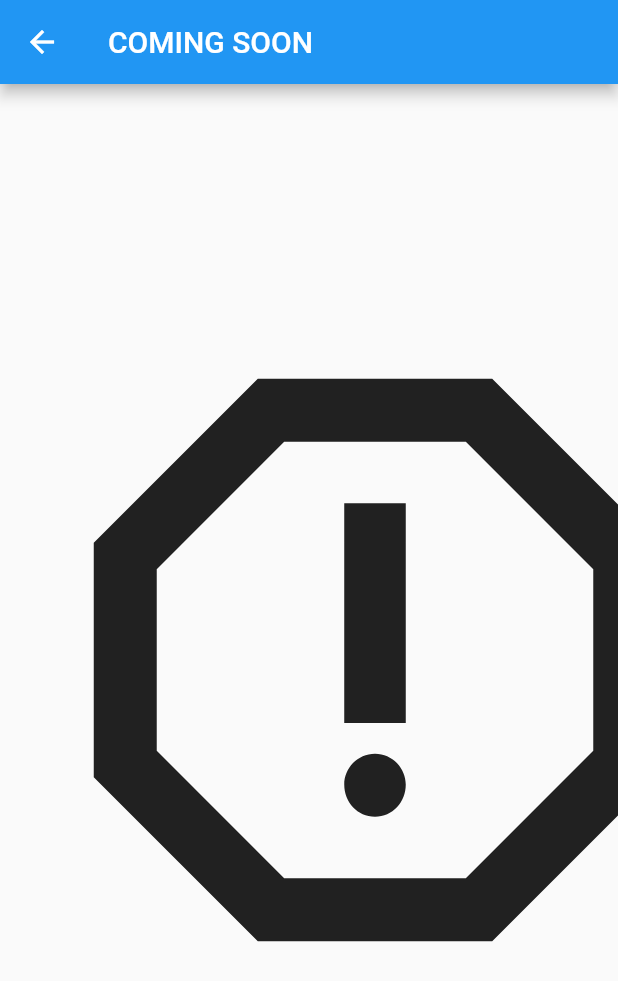
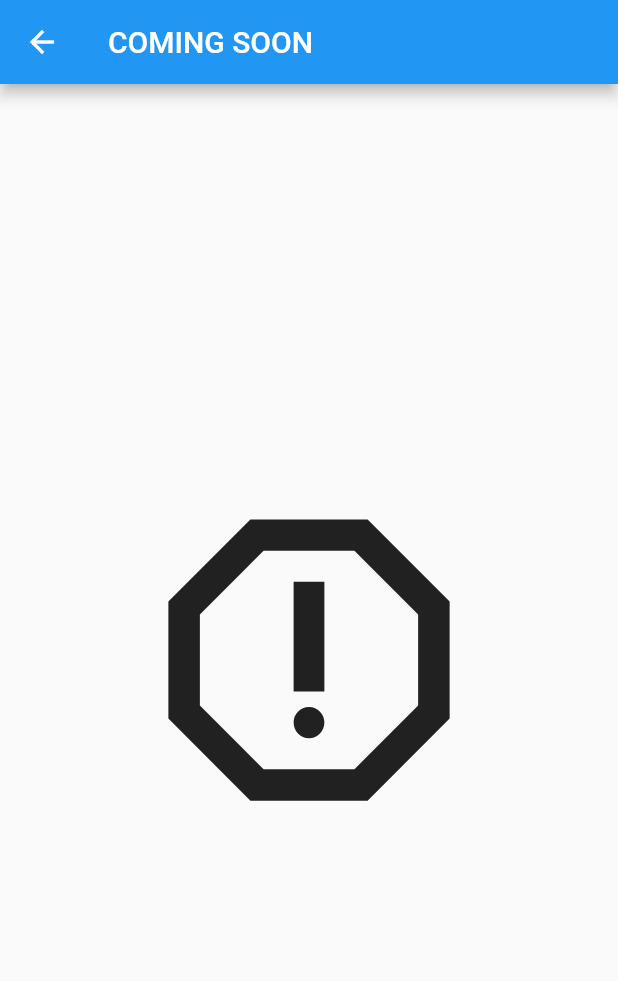
Before and after one commit to VE5PER/civitas, a Flutter app: the MyHomePage screen opened directly, after a tap on "Coming Soon", on a phone screen of 412 x 824 dp. Shown: the top 981 px of the screen. Run offline on Flutter 3.47's test engine with Material 2 defaults, Android fonts, the phone set to English and light mode, and no system bars; our stand-ins replace carousel_slider, font_awesome_flutter, google_maps_flutter, hexcolor, image_picker, otp_text_field and 1 more; missing offline and left inert: dialog_flowtter; network calls fail; project files that could hold a hidden picture were left out.

Commit message:
Misc UI bug fixes that were spotted

```diff
--- a/lib/services.dart
+++ b/lib/services.dart
@@ -62,6 +62,7 @@ class _serviceState extends State<service> {
             Text(
               serviceName,
               style: TextStyle(fontSize: 25, fontWeight: FontWeight.bold),
+              textAlign: TextAlign.center,
             )
           ],
         ),
--- a/lib/services/comingsoon.dart
+++ b/lib/services/comingsoon.dart
@@ -18,7 +18,7 @@ class _comingsoonState extends State<comingsoon> {
       body: Center(
           child: Icon(
         Icons.report_gmailerrorred_outlined,
-        size: 500,
+        size: 250,
       )),
     );
   }
```
